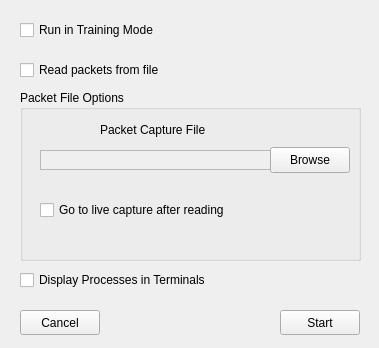
The window that NovaGUI/UI/run_popup.ui (altf4/Nova) describes before a commit, drawn with Qt 5.
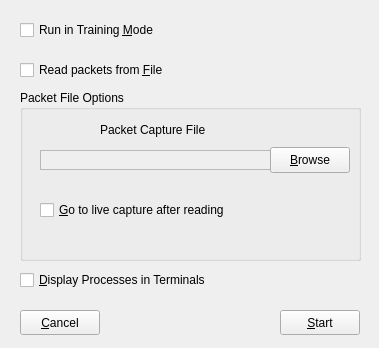
The same window after the commit.

What changed in the file:
```diff
--- a/NovaGUI/UI/run_popup.ui
+++ b/NovaGUI/UI/run_popup.ui
@@ -27,7 +27,7 @@
      <enum>Qt::LeftToRight</enum>
     </property>
     <property name="text">
-     <string>Run in Training Mode</string>
+     <string>Run in Training &amp;Mode</string>
     </property>
    </widget>
    <widget class="QCheckBox" name="pcapCheckBox">
@@ -43,7 +43,7 @@
      <enum>Qt::LeftToRight</enum>
     </property>
     <property name="text">
-     <string>Read packets from file</string>
+     <string>Read packets from &amp;File</string>
     </property>
    </widget>
    <widget class="QGroupBox" name="pcapGroupBox">
@@ -97,7 +97,7 @@
       </rect>
      </property>
      <property name="text">
-      <string>Browse</string>
+      <string>&amp;Browse</string>
      </property>
     </widget>
     <widget class="QCheckBox" name="liveCapCheckBox">
@@ -116,7 +116,7 @@
       <enum>Qt::LeftToRight</enum>
      </property>
      <property name="text">
-      <string>Go to live capture after reading</string>
+      <string>&amp;Go to live capture after reading</string>
      </property>
     </widget>
    </widget>
@@ -130,7 +130,7 @@
      </rect>
     </property>
     <property name="text">
-     <string>Start</string>
+     <string>&amp;Start</string>
     </property>
    </widget>
    <widget class="QPushButton" name="cancelButton">
@@ -143,7 +143,7 @@
      </rect>
     </property>
     <property name="text">
-     <string>Cancel</string>
+     <string>&amp;Cancel</string>
     </property>
    </widget>
    <widget class="QCheckBox" name="terminalCheckBox">
@@ -159,7 +159,7 @@
      <enum>Qt::LeftToRight</enum>
     </property>
     <property name="text">
-     <string>Display Processes in Terminals</string>
+     <string>&amp;Display Processes in Terminals</string>
     </property>
    </widget>
   </widget>
```
